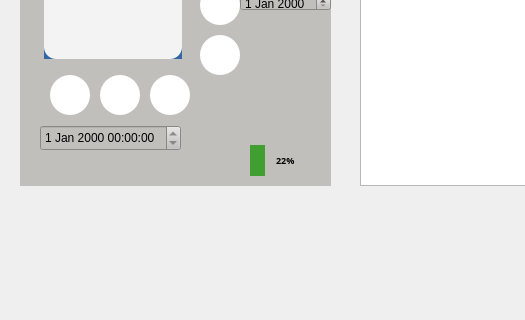
Umar-J/Neureset-Feedback-EEG-Device, file ui/mainwindow.ui: the form before one commit; both pictures show x 0 to 525 and y 255 to 575 of the 958 by 803 pixel window.
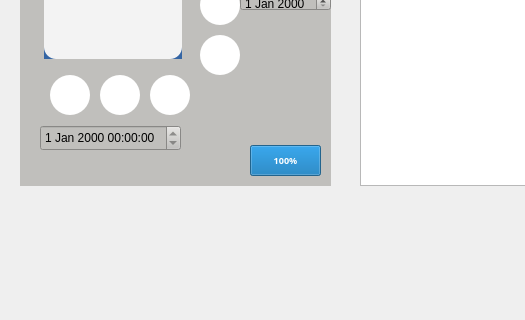
The form after the commit. Icons and pictures are not drawn.

Commit message: battery design

Diff of the .ui file:
```diff
--- a/ui/mainwindow.ui
+++ b/ui/mainwindow.ui
@@ -622,21 +622,48 @@
       <bool>false</bool>
      </property>
      <property name="styleSheet">
-      <string notr="true">QProgressBar::chunk {
-     background-color: rgb(65, 158, 48);
-	border-radius: 5px, 10px, 5px, 10px;
- }
+      <string notr="true">QProgressBar {
+    border: 2px solid #333; /* Dark border for definition */
+    border-radius: 8px; /* Rounded corners */
+    background-color: #fff; /* Light background */
+    text-align: center; /* Keep text centered */
+    color: #333; /* Text color */
+}
 
-QProgressBar {
-	text-align: center;
-	border-radius: 5px;
-}</string>
+QProgressBar::chunk {
+    background-color: qlineargradient(x1: 0, y1: 0, x2: 1, y2: 0, stop: 0 #5cb85c, stop: 1 #4cae4c); /* Green gradient for charge */
+    border-radius: 6px; /* Slightly smaller radius than the bar for nice padding */
+    margin: 2px; /* Small space to mimic battery segment gaps */
+}
+
+QProgressBar[textVisible=&quot;false&quot;] {
+    text-indent: -999px; /* Hide text without affecting alignment */
+}
+
+/* Style for low battery (&lt;20%) */
+QProgressBar::chunk[warning=&quot;true&quot;] {
+    background-color: qlineargradient(x1: 0, y1: 0, x2: 1, y2: 0, stop: 0 #d9534f, stop: 1 #c9302c); /* Red gradient for low battery */
+}
+
+/* Optional: Animation for charging */
+QProgressBar[charging=&quot;true&quot;]::chunk {
+    background-color: qlineargradient(x1: 0, y1: 0, x2: 0, y2: 1, stop: 0 #5bc0de, stop: 0.5 #46b8da, stop: 1 #5bc0de);
+    background-repeat: no-repeat;
+    background-position: center top;
+    animation: chargingAnimation 2s infinite linear;
+}
+
+@keyframes chargingAnimation {
+    0% { background-size: 100% 0%; }
+    100% { background-size: 100% 100%; }
+}
+</string>
      </property>
      <property name="minimum">
       <number>0</number>
      </property>
      <property name="value">
-      <number>22</number>
+      <number>100</number>
      </property>
      <property name="alignment">
       <set>Qt::AlignLeading|Qt::AlignLeft|Qt::AlignVCenter</set>
```
The commit also changes 1 other file.
